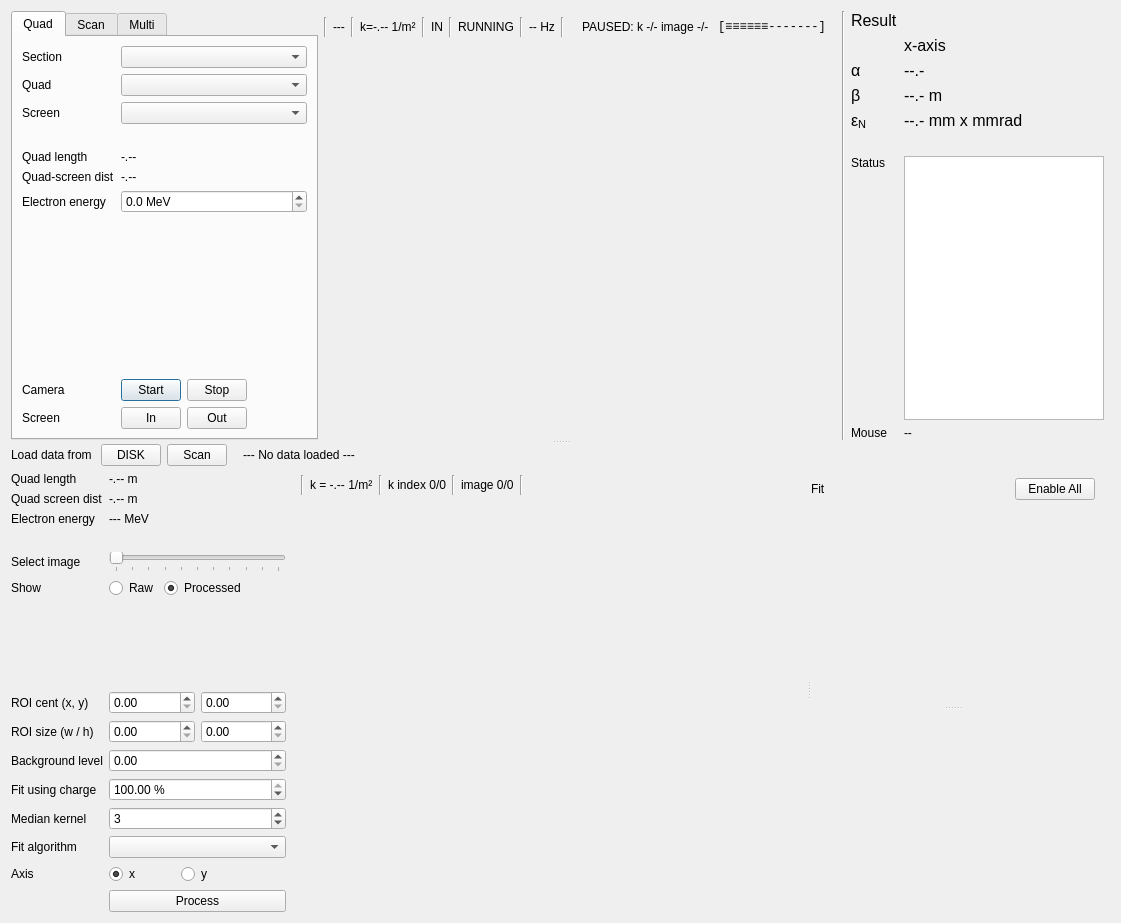
Old version of the form quadscan_gui_multi.ui in the repository filiplindau/QuadScan.
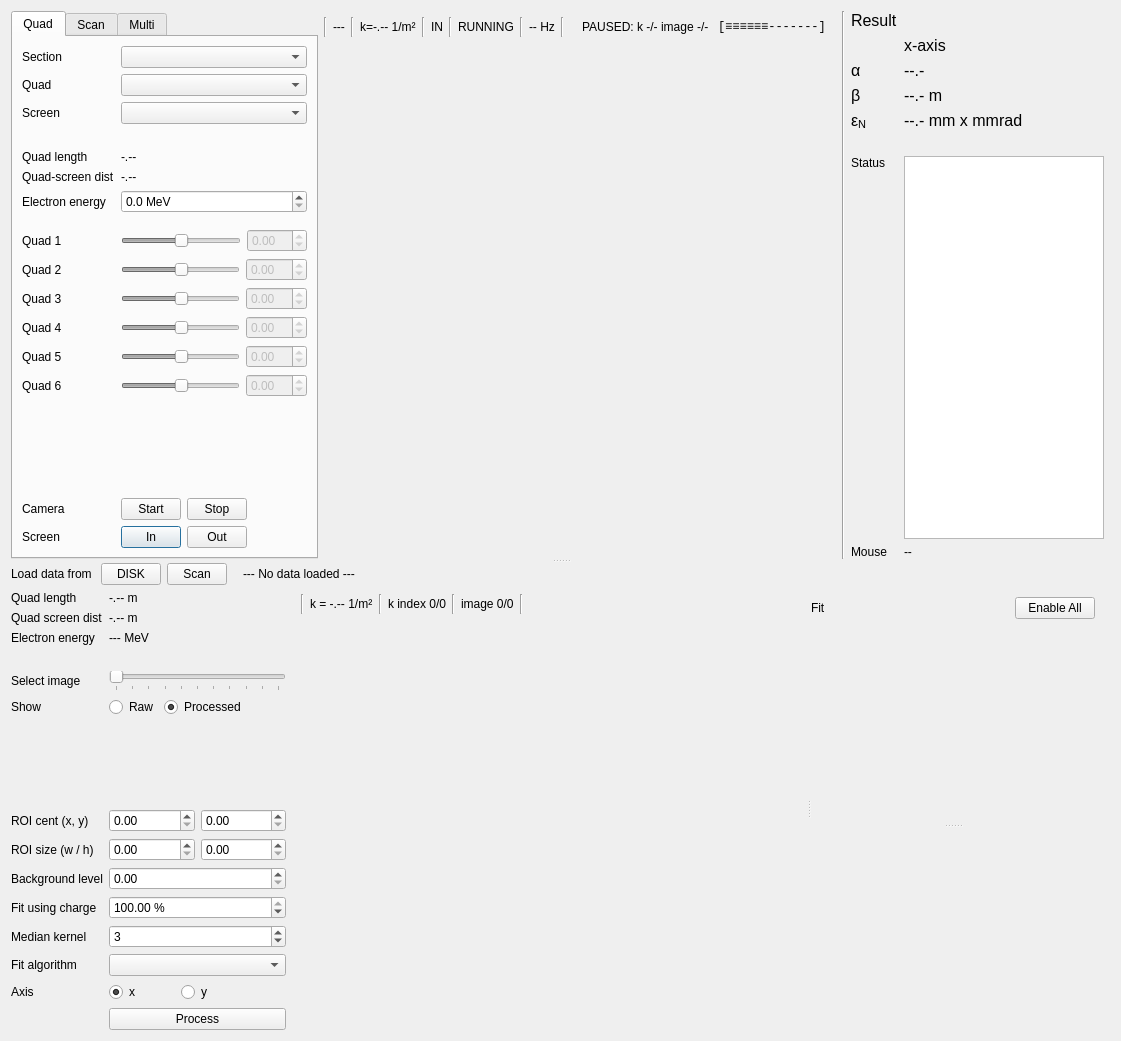
New version of the form. The open tabs and pages were chosen to show the change. Icons and pictures are not drawn. Custom widgets are drawn as their Qt base class.

Commit message: On branch qt5  Changes to be committed: 	modified:   quadscan_gui_analysis.py 	new file:   quadscan_gui_multi.py

```diff
--- a/quadscan_gui_multi.ui
+++ b/quadscan_gui_multi.ui
@@ -7,7 +7,7 @@
     <x>0</x>
     <y>0</y>
     <width>1121</width>
-    <height>923</height>
+    <height>1041</height>
    </rect>
   </property>
   <property name="windowTitle">
@@ -51,7 +51,7 @@
           </sizepolicy>
          </property>
          <property name="currentIndex">
-          <number>2</number>
+          <number>0</number>
          </property>
          <widget class="QWidget" name="quad_tab">
           <attribute name="title">
@@ -60,44 +60,123 @@
           <layout class="QHBoxLayout" name="horizontalLayout_5">
            <item>
             <layout class="QGridLayout" name="gridLayout">
-             <item row="0" column="1">
-              <widget class="QComboBox" name="section_combobox"/>
-             </item>
-             <item row="0" column="0">
-              <widget class="QLabel" name="label">
-               <property name="text">
-                <string>Section</string>
-               </property>
-              </widget>
-             </item>
-             <item row="1" column="0">
-              <widget class="QLabel" name="label_2">
-               <property name="text">
-                <string>Quad</string>
-               </property>
-              </widget>
-             </item>
-             <item row="2" column="0">
-              <widget class="QLabel" name="label_3">
-               <property name="text">
-                <string>Screen</string>
-               </property>
-              </widget>
-             </item>
-             <item row="6" column="0">
-              <widget class="QLabel" name="label_6">
-               <property name="text">
-                <string>Electron energy</string>
-               </property>
-              </widget>
-             </item>
-             <item row="8" column="0">
+             <item row="15" column="0">
               <widget class="QLabel" name="label_7">
                <property name="text">
                 <string>Camera</string>
                </property>
               </widget>
              </item>
+             <item row="11" column="0">
+              <widget class="QLabel" name="quad4_label">
+               <property name="text">
+                <string>Quad 4</string>
+               </property>
+              </widget>
+             </item>
+             <item row="2" column="0">
+              <widget class="QLabel" name="label_3">
+               <property name="text">
+                <string>Screen</string>
+               </property>
+              </widget>
+             </item>
+             <item row="16" column="1">
+              <layout class="QHBoxLayout" name="horizontalLayout_4">
+               <item>
+                <widget class="QPushButton" name="screen_in_button">
+                 <property name="maximumSize">
+                  <size>
+                   <width>60</width>
+                   <height>16777215</height>
+                  </size>
+                 </property>
+                 <property name="text">
+                  <string>In</string>
+                 </property>
+                </widget>
+               </item>
+               <item>
+                <widget class="QPushButton" name="screen_out_button">
+                 <property name="maximumSize">
+                  <size>
+                   <width>60</width>
+                   <height>16777215</height>
+                  </size>
+                 </property>
+                 <property name="text">
+                  <string>Out</string>
+                 </property>
+                </widget>
+               </item>
+               <item>
+                <spacer name="horizontalSpacer_3">
+                 <property name="orientation">
+                  <enum>Qt::Horizontal</enum>
+                 </property>
+                 <property name="sizeHint" stdset="0">
+                  <size>
+                   <width>40</width>
+                   <height>20</height>
+                  </size>
+                 </property>
+                </spacer>
+               </item>
+              </layout>
+             </item>
+             <item row="6" column="1">
+              <widget class="QDoubleSpinBox" name="electron_energy_spinbox">
+               <property name="suffix">
+                <string> MeV</string>
+               </property>
+               <property name="decimals">
+                <number>1</number>
+               </property>
+               <property name="maximum">
+                <double>5000.000000000000000</double>
+               </property>
+              </widget>
+             </item>
+             <item row="1" column="1">
+              <widget class="QComboBox" name="quad_combobox"/>
+             </item>
+             <item row="12" column="1">
+              <layout class="QHBoxLayout" name="horizontalLayout_23">
+               <item>
+                <widget class="QSlider" name="quad5_slider">
+                 <property name="enabled">
+                  <bool>false</bool>
+                 </property>
+                 <property name="value">
+                  <number>50</number>
+                 </property>
+                 <property name="orientation">
+                  <enum>Qt::Horizontal</enum>
+                 </property>
+                </widget>
+               </item>
+               <item>
+                <widget class="QDoubleSpinBox" name="quad5_spinbox">
+                 <property name="enabled">
+                  <bool>false</bool>
+                 </property>
+                 <property name="minimum">
+                  <double>-99.000000000000000</double>
+                 </property>
+                 <property name="singleStep">
+                  <double>0.050000000000000</double>
+                 </property>
+                </widget>
+               </item>
+              </layout>
+             </item>
+             <item row="0" column="0">
+              <widget class="QLabel" name="label">
+               <property name="text">
+                <string>Section</string>
+               </property>
+              </widget>
+             </item>
              <item row="5" column="0">
               <widget class="QLabel" name="label_5">
                <property name="text">
@@ -105,19 +184,8 @@
                </property>
               </widget>
              </item>
-             <item row="4" column="0">
-              <widget class="QLabel" name="label_4">
-               <property name="text">
-                <string>Quad length</string>
-               </property>
-              </widget>
-             </item>
-             <item row="9" column="0">
-              <widget class="QLabel" name="label_8">
-               <property name="text">
-                <string>Screen</string>
-               </property>
-              </widget>
+             <item row="2" column="1">
+              <widget class="QComboBox" name="screen_combobox"/>
              </item>
              <item row="3" column="0">
               <spacer name="verticalSpacer">
@@ -135,7 +203,35 @@
                </property>
               </spacer>
              </item>
-             <item row="8" column="1">
+             <item row="5" column="1">
+              <widget class="QLabel" name="quad_screen_dist_label">
+               <property name="text">
+                <string>-.--</string>
+               </property>
+              </widget>
+             </item>
+             <item row="1" column="0">
+              <widget class="QLabel" name="label_2">
+               <property name="text">
+                <string>Quad</string>
+               </property>
+              </widget>
+             </item>
+             <item row="10" column="0">
+              <widget class="QLabel" name="quad3_label">
+               <property name="text">
+                <string>Quad 3</string>
+               </property>
+              </widget>
+             </item>
+             <item row="12" column="0">
+              <widget class="QLabel" name="quad5_label">
+               <property name="text">
+                <string>Quad 5</string>
+               </property>
+              </widget>
+             </item>
+             <item row="15" column="1">
               <layout class="QHBoxLayout" name="horizontalLayout_3">
                <item>
                 <widget class="QPushButton" name="camera_start_button">
@@ -178,82 +274,62 @@
                </item>
               </layout>
              </item>
-             <item row="9" column="1">
-              <layout class="QHBoxLayout" name="horizontalLayout_4">
-               <item>
-                <widget class="QPushButton" name="screen_in_button">
-                 <property name="maximumSize">
-                  <size>
-                   <width>60</width>
-                   <height>16777215</height>
-                  </size>
-                 </property>
-                 <property name="text">
-                  <string>In</string>
-                 </property>
-                </widget>
-               </item>
-               <item>
-                <widget class="QPushButton" name="screen_out_button">
-                 <property name="maximumSize">
-                  <size>
-                   <width>60</width>
-                   <height>16777215</height>
-                  </size>
-                 </property>
-                 <property name="text">
-                  <string>Out</string>
-                 </property>
-                </widget>
-               </item>
-               <item>
-                <spacer name="horizontalSpacer_3">
-                 <property name="orientation">
-                  <enum>Qt::Horizontal</enum>
-                 </property>
-                 <property name="sizeHint" stdset="0">
-                  <size>
-                   <width>40</width>
-                   <height>20</height>
-                  </size>
-                 </property>
-                </spacer>
-               </item>
-              </layout>
-             </item>
              <item row="7" column="0">
-              <spacer name="verticalSpacer_2">
+              <spacer name="verticalSpacer_8">
                <property name="orientation">
                 <enum>Qt::Vertical</enum>
                </property>
+               <property name="sizeType">
+                <enum>QSizePolicy::Fixed</enum>
+               </property>
                <property name="sizeHint" stdset="0">
                 <size>
                  <width>20</width>
-                 <height>40</height>
+                 <height>10</height>
                 </size>
                </property>
               </spacer>
              </item>
-             <item row="6" column="1">
-              <widget class="QDoubleSpinBox" name="electron_energy_spinbox">
-               <property name="suffix">
-                <string> MeV</string>
-               </property>
-               <property name="decimals">
-                <number>1</number>
-               </property>
-               <property name="maximum">
-                <double>5000.000000000000000</double>
-               </property>
-              </widget>
-             </item>
-             <item row="5" column="1">
-              <widget class="QLabel" name="quad_screen_dist_label">
+             <item row="6" column="0">
+              <widget class="QLabel" name="label_6">
                <property name="text">
-                <string>-.--</string>
+                <string>Electron energy</string>
                </property>
               </widget>
              </item>
+             <item row="11" column="1">
+              <layout class="QHBoxLayout" name="horizontalLayout_22">
+               <item>
+                <widget class="QSlider" name="quad4_slider">
+                 <property name="enabled">
+                  <bool>false</bool>
+                 </property>
+                 <property name="value">
+                  <number>50</number>
+                 </property>
+                 <property name="orientation">
+                  <enum>Qt::Horizontal</enum>
+                 </property>
+                </widget>
+               </item>
+               <item>
+                <widget class="QDoubleSpinBox" name="quad4_spinbox">
+                 <property name="enabled">
+                  <bool>false</bool>
+                 </property>
+                 <property name="minimum">
+                  <double>-99.000000000000000</double>
+                 </property>
+                 <property name="singleStep">
+                  <double>0.050000000000000</double>
+                 </property>
+                </widget>
+               </item>
+              </layout>
+             </item>
+             <item row="0" column="1">
+              <widget class="QComboBox" name="section_combobox"/>
+             </item>
              <item row="4" column="1">
               <widget class="QLabel" name="quad_length_label">
                <property name="text">
@@ -261,11 +337,179 @@
                </property>
               </widget>
              </item>
-             <item row="1" column="1">
-              <widget class="QComboBox" name="quad_combobox"/>
+             <item row="14" column="0">
+              <spacer name="verticalSpacer_2">
+               <property name="orientation">
+                <enum>Qt::Vertical</enum>
+               </property>
+               <property name="sizeHint" stdset="0">
+                <size>
+                 <width>20</width>
+                 <height>40</height>
+                </size>
+               </property>
+              </spacer>
              </item>
-             <item row="2" column="1">
-              <widget class="QComboBox" name="screen_combobox"/>
+             <item row="10" column="1">
+              <layout class="QHBoxLayout" name="horizontalLayout_21">
+               <item>
+                <widget class="QSlider" name="quad3_slider">
+                 <property name="enabled">
+                  <bool>false</bool>
+                 </property>
+                 <property name="value">
+                  <number>50</number>
+                 </property>
+                 <property name="orientation">
+                  <enum>Qt::Horizontal</enum>
+                 </property>
+                </widget>
+               </item>
+               <item>
+                <widget class="QDoubleSpinBox" name="quad3_spinbox">
+                 <property name="enabled">
+                  <bool>false</bool>
+                 </property>
+                 <property name="minimum">
+                  <double>-99.000000000000000</double>
+                 </property>
+                 <property name="singleStep">
+                  <double>0.050000000000000</double>
+                 </property>
+                </widget>
+               </item>
+              </layout>
+             </item>
+             <item row="9" column="0">
+              <widget class="QLabel" name="quad2_label">
+               <property name="text">
+                <string>Quad 2</string>
+               </property>
+              </widget>
+             </item>
+             <item row="9" column="1">
+              <layout class="QHBoxLayout" name="horizontalLayout_20">
+               <item>
+                <widget class="QSlider" name="quad2_slider">
+                 <property name="enabled">
+                  <bool>false</bool>
+                 </property>
+                 <property name="value">
+                  <number>50</number>
+                 </property>
+                 <property name="orientation">
+                  <enum>Qt::Horizontal</enum>
+                 </property>
+                </widget>
+               </item>
+               <item>
+                <widget class="QDoubleSpinBox" name="quad2_spinbox">
+                 <property name="enabled">
+                  <bool>false</bool>
+                 </property>
+                 <property name="minimum">
+                  <double>-99.000000000000000</double>
+                 </property>
+                 <property name="singleStep">
+                  <double>0.050000000000000</double>
+                 </property>
+                </widget>
+               </item>
+              </layout>
+             </item>
+             <item row="16" column="0">
+              <widget class="QLabel" name="label_8">
+               <property name="text">
+                <string>Screen</string>
+               </property>
+              </widget>
+             </item>
+             <item row="8" column="0">
+              <widget class="QLabel" name="quad1_label">
+               <property name="text">
+                <string>Quad 1</string>
+               </property>
+              </widget>
+             </item>
+             <item row="4" column="0">
+              <widget class="QLabel" name="label_4">
+               <property name="text">
+                <string>Quad length</string>
+               </property>
+              </widget>
+             </item>
+             <item row="8" column="1">
+              <layout class="QHBoxLayout" name="horizontalLayout_19">
+               <item>
+                <widget class="QSlider" name="quad1_slider">
+                 <property name="enabled">
+                  <bool>false</bool>
+                 </property>
+                 <property name="value">
+                  <number>50</number>
+                 </property>
+                 <property name="orientation">
+                  <enum>Qt::Horizontal</enum>
+                 </property>
+                </widget>
+               </item>
+               <item>
+                <widget class="QDoubleSpinBox" name="quad1_spinbox">
+                 <property name="enabled">
+                  <bool>false</bool>
+                 </property>
+                 <property name="maximumSize">
+                  <size>
+                   <width>60</width>
+                   <height>16777215</height>
+                  </size>
+                 </property>
+                 <property name="minimum">
+                  <double>-99.000000000000000</double>
+                 </property>
+                 <property name="singleStep">
+                  <double>0.050000000000000</double>
+                 </property>
+                </widget>
+               </item>
+              </layout>
+             </item>
+             <item row="13" column="0">
+              <widget class="QLabel" name="quad6_label">
+               <property name="text">
+                <string>Quad 6</string>
+               </property>
+              </widget>
+             </item>
+             <item row="13" column="1">
+              <layout class="QHBoxLayout" name="horizontalLayout_24">
+               <item>
+                <widget class="QSlider" name="quad6_slider">
+                 <property name="enabled">
+                  <bool>false</bool>
+                 </property>
+                 <property name="value">
+                  <number>50</number>
+                 </property>
+                 <property name="orientation">
+                  <enum>Qt::Horizontal</enum>
+                 </property>
+                </widget>
+               </item>
+               <item>
+                <widget class="QDoubleSpinBox" name="quad6_spinbox">
+                 <property name="enabled">
+                  <bool>false</bool>
+                 </property>
+                 <property name="minimum">
+                  <double>-99.000000000000000</double>
+                 </property>
+                 <property name="singleStep">
+                  <double>0.050000000000000</double>
+                 </property>
+                </widget>
+               </item>
+              </layout>
              </item>
             </layout>
            </item>
```
Left out of the diff: 2 changed lines with no effect on the pictures. The commit also changes 19 other files.
